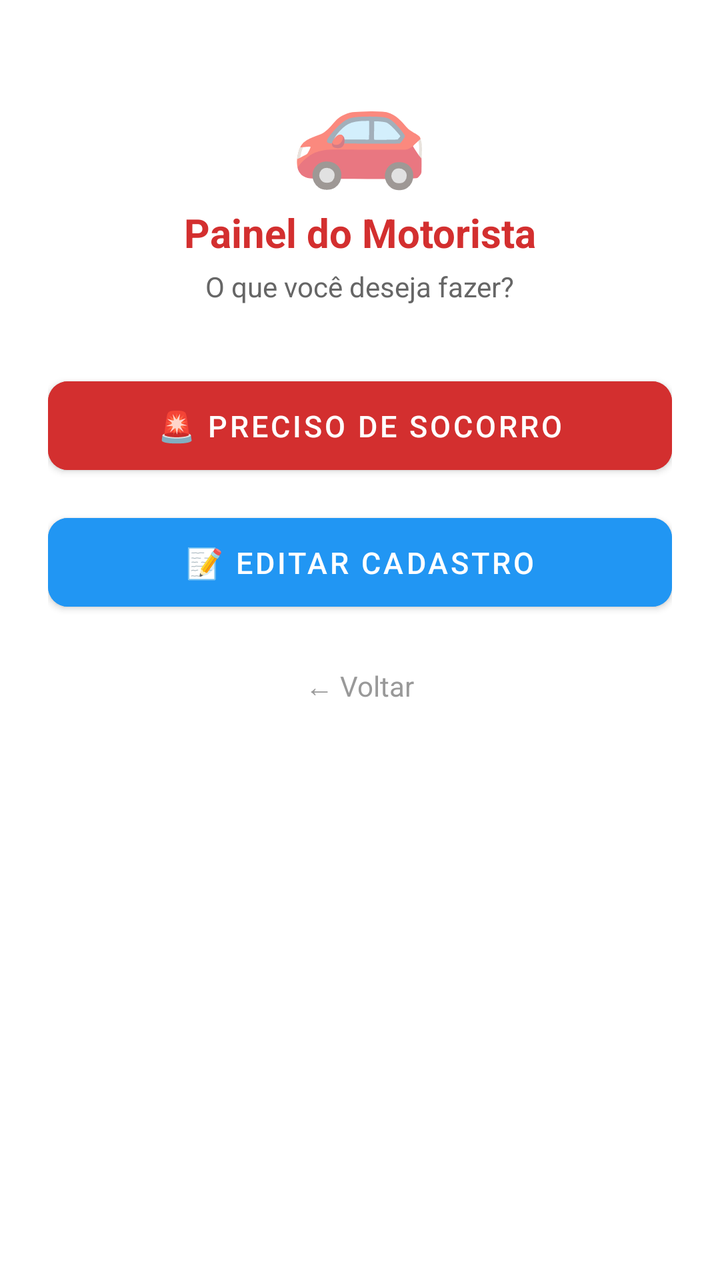
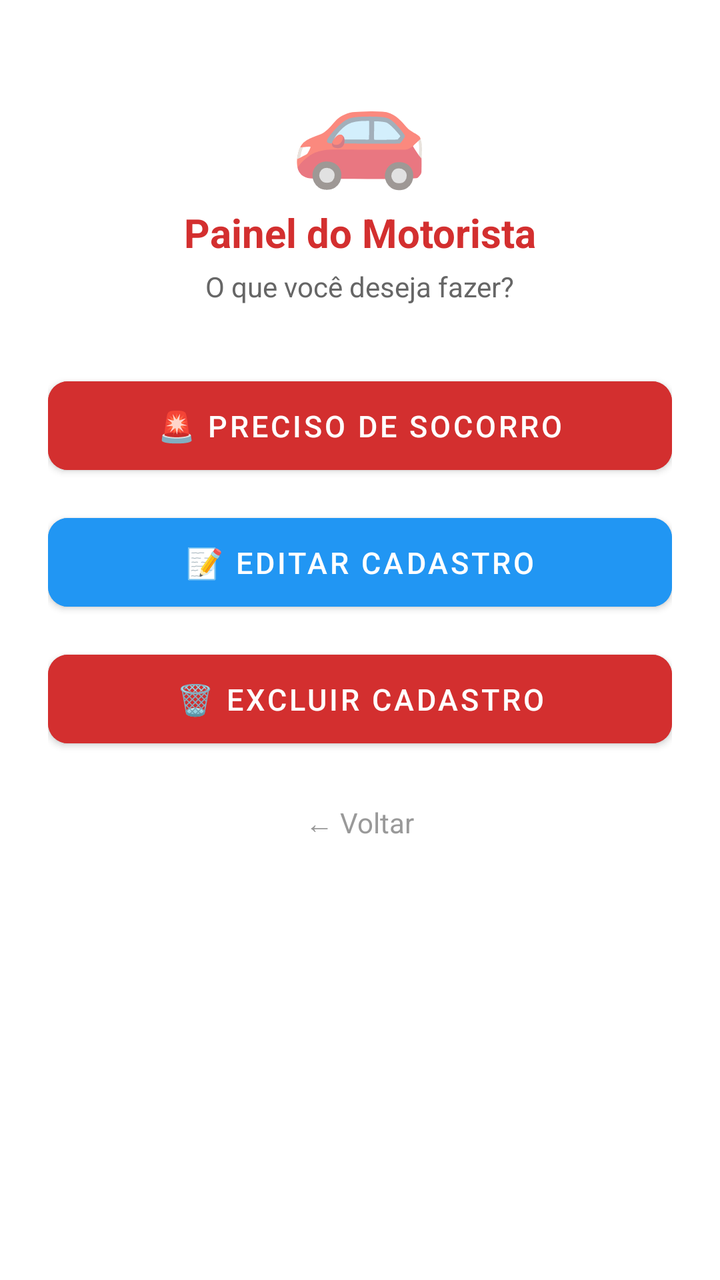

The first picture is an Android layout as it rendered before a commit; the second is the same layout after the commit. The layout source and the unified diff follow.
<!-- AndroidManifest.xml: application theme Theme.MaterialComponents.Light.NoActionBar -->
<!-- res/layout/activity_motorista_dashboard.xml -->
<?xml version="1.0" encoding="utf-8"?>
<LinearLayout xmlns:android="http://schemas.android.com/apk/res/android"
    xmlns:app="http://schemas.android.com/apk/res-auto"
    xmlns:tools="http://schemas.android.com/tools"
    android:layout_width="match_parent"
    android:layout_height="match_parent"
    android:orientation="vertical"
    android:padding="24dp"
    android:paddingTop="56dp"
    android:background="@android:color/white"
    android:fitsSystemWindows="true"
    tools:context=".MotoristaDashboardActivity">

    
    <LinearLayout
        android:layout_width="match_parent"
        android:layout_height="wrap_content"
        android:orientation="vertical"
        android:gravity="center_horizontal">

        
        <TextView
            android:layout_width="wrap_content"
            android:layout_height="wrap_content"
            android:text="🚗"
            android:textSize="56sp"
            android:layout_marginBottom="4dp" />

        
        <TextView
            android:layout_width="wrap_content"
            android:layout_height="wrap_content"
            android:text="Painel do Motorista"
            android:textSize="20sp"
            android:textStyle="bold"
            android:textColor="#D32F2F"
            android:layout_marginBottom="4dp" />

        <TextView
            android:layout_width="wrap_content"
            android:layout_height="wrap_content"
            android:text="O que você deseja fazer?"
            android:textSize="14sp"
            android:textColor="#666666"
            android:layout_marginBottom="32dp" />

        
        <com.google.android.material.button.MaterialButton
            android:id="@+id/btnSocorro"
            android:layout_width="match_parent"
            android:layout_height="wrap_content"
            android:padding="12dp"
            android:text="🚨 PRECISO DE SOCORRO"
            android:textSize="15sp"
            android:textColor="@android:color/white"
            android:backgroundTint="#D32F2F"
            app:cornerRadius="10dp"
            android:layout_marginBottom="12dp" />

        
        <com.google.android.material.button.MaterialButton
            android:id="@+id/btnCadastrar"
            android:layout_width="match_parent"
            android:layout_height="wrap_content"
            android:padding="12dp"
            android:text="📝 EDITAR CADASTRO"
            android:textSize="15sp"
            android:textColor="@android:color/white"
            android:backgroundTint="#2196F3"
            app:cornerRadius="10dp"
            android:layout_marginBottom="24dp" />

        
        <TextView
            android:id="@+id/btnVoltar"
            android:layout_width="wrap_content"
            android:layout_height="wrap_content"
            android:text="← Voltar"
            android:textSize="14sp"
            android:textColor="#999999"
            android:clickable="true"
            android:focusable="true"
            android:background="?attr/selectableItemBackground" />

    </LinearLayout>
</LinearLayout>
<!-- resources referenced by this layout -->
<resources>

</resources>

<!-- the commit's change to res/layout/activity_motorista_dashboard.xml (unified diff, before → after) -->
@@ -68,6 +68,19 @@
             android:textColor="@android:color/white"
             android:backgroundTint="#2196F3"
             app:cornerRadius="10dp"
+            android:layout_marginBottom="12dp" />
+
+        
+        <com.google.android.material.button.MaterialButton
+            android:id="@+id/btnExcluir"
+            android:layout_width="match_parent"
+            android:layout_height="wrap_content"
+            android:padding="12dp"
+            android:text="🗑️ EXCLUIR CADASTRO"
+            android:textSize="15sp"
+            android:textColor="@android:color/white"
+            android:backgroundTint="#D32F2F"
+            app:cornerRadius="10dp"
             android:layout_marginBottom="24dp" />
 
         
